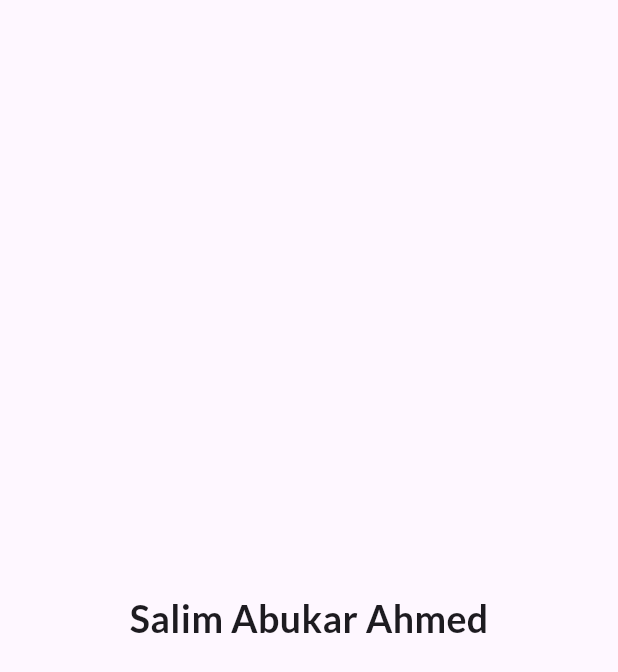
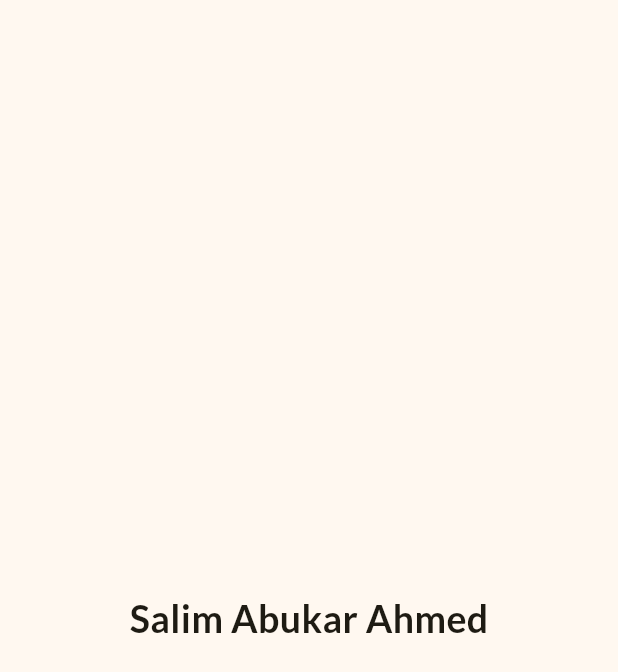
Before and after one commit to Saliim242/Shopping-application, a Flutter app: the screen it shows after launch, on a phone screen of 412 x 824 dp. Shown: the top 672 px of the screen. Run offline on Flutter 3.47's test engine with Material 3 defaults, Android fonts, the phone set to English and light mode, and no system bars.

Commit message:
Added ColorScheem to Our App

```diff
--- a/lib/main.dart
+++ b/lib/main.dart
@@ -15,6 +15,9 @@ class MyApp extends StatelessWidget {
       title: "Shopping App",
       theme: ThemeData(
         fontFamily: 'Lato',
+        colorScheme: ColorScheme.fromSeed(
+          seedColor: Color.fromRGBO(254, 206, 1, 1),
+        ),
       ),
       home: HomePage(),
     );
```
